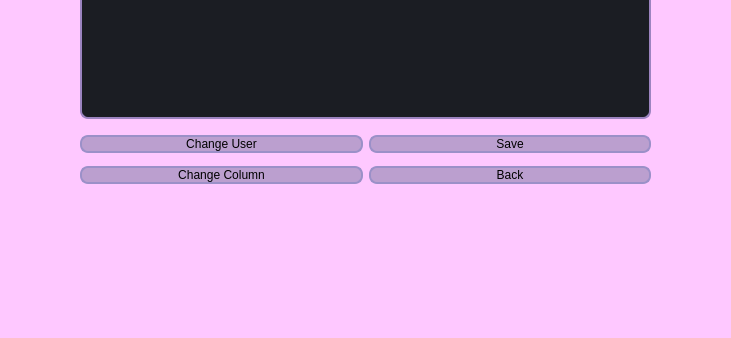
The window that UI/w_cell/cell.ui (Saigz/task_tracker_qt) describes before a commit, drawn with Qt 5; both pictures show x 200 to 931 and y 362 to 700 of the 1170 by 700 pixel window.
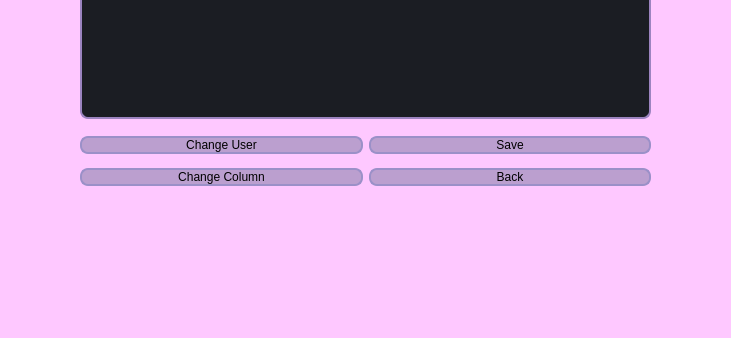
The same window after the commit.

The edit to the form file:
```diff
--- a/UI/w_cell/cell.ui
+++ b/UI/w_cell/cell.ui
@@ -147,7 +147,7 @@
      <x>280</x>
      <y>490</y>
      <width>571</width>
-     <height>63</height>
+     <height>67</height>
     </rect>
    </property>
    <layout class="QHBoxLayout" name="horizontalLayout">
```
Left out of the diff: 2 changed lines with no effect on the pictures.
